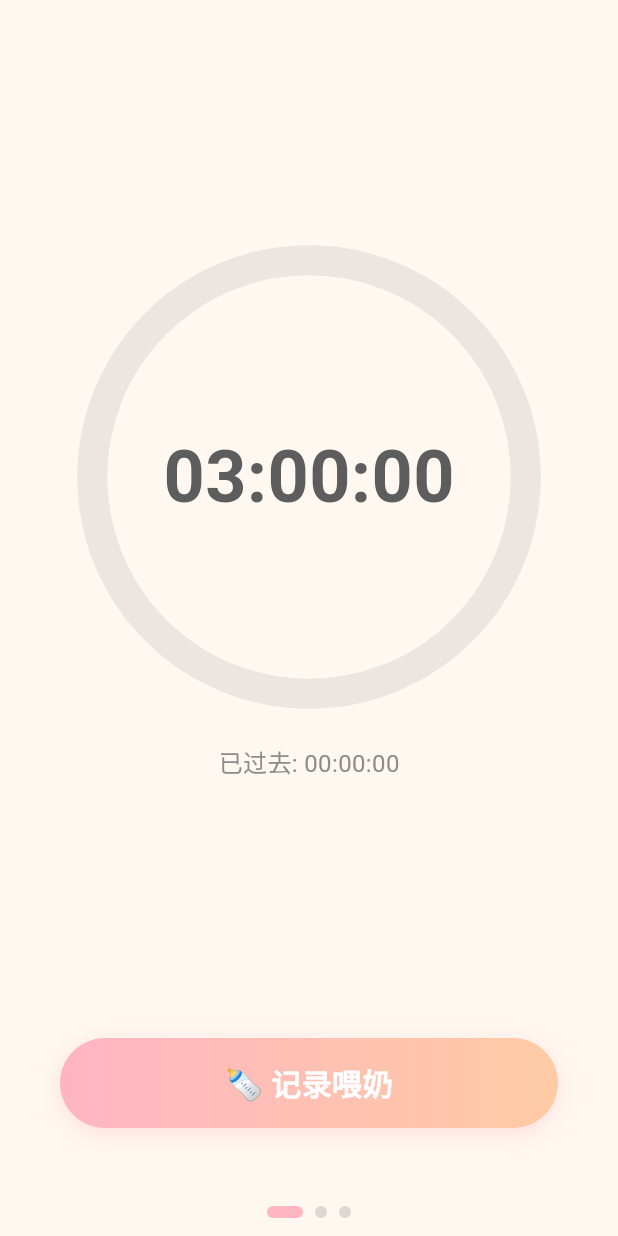
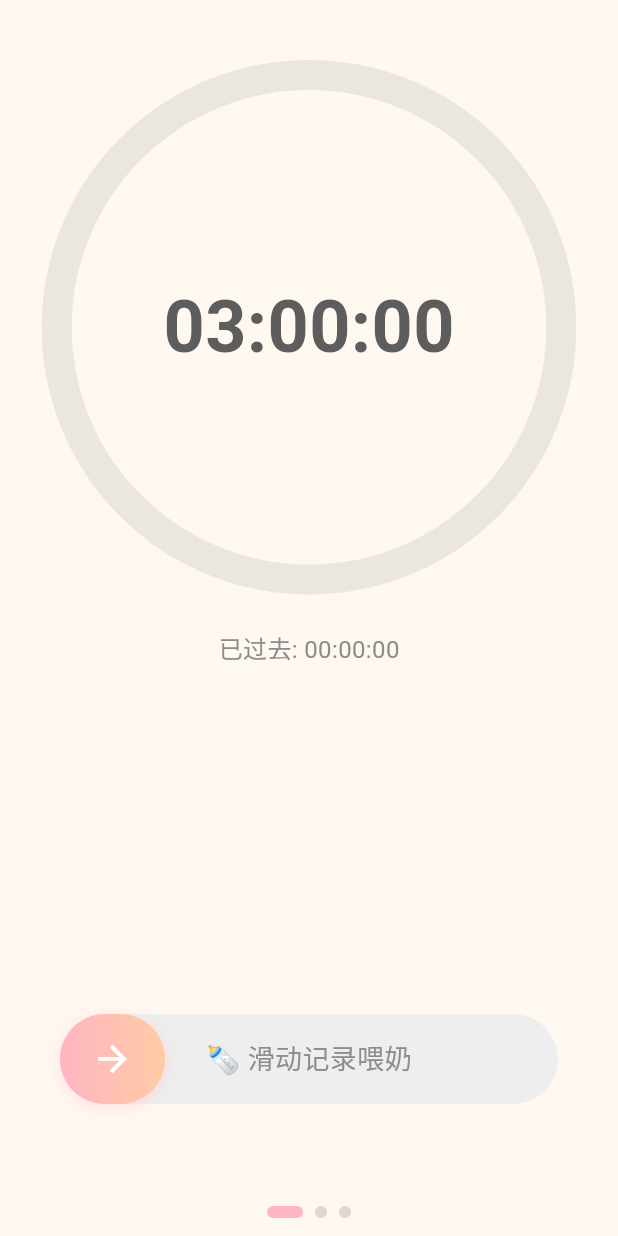
Before and after one commit to yalong0521/feed_reminder, a Flutter app: the screen it shows after launch, on a phone screen of 412 x 824 dp. Run offline on Flutter 3.47's test engine with Material 3 defaults, Android fonts, the light colour scheme and no system bars; our stand-ins replace audioplayers, flutter_local_notifications, shared_preferences, wakelock_plus; Roboto replaces fonts that are missing (Menlo, SF Pro Display).

Commit message:
feat: convert feed button to slide-to-confirm interaction
- Replace tap button with slide-to-unlock style interaction
- Prevent accidental feeding records with swipe gesture
- Improve adaptive layout for portrait mode with LayoutBuilder
- Remove unused flutter/services import

```diff
--- a/lib/main.dart
+++ b/lib/main.dart
@@ -1,5 +1,4 @@
 import 'package:flutter/material.dart';
-import 'package:flutter/services.dart';
 import 'package:wakelock_plus/wakelock_plus.dart';
 import 'app.dart';
 import 'services/storage_service.dart';
--- a/lib/screens/home_screen.dart
+++ b/lib/screens/home_screen.dart
@@ -53,12 +53,20 @@ class HomeScreen extends StatelessWidget {
     SettingsProvider settingsProvider,
     bool isAlerting,
   ) {
-    return Column(
+    return LayoutBuilder(
+      builder: (context, constraints) {
+        final ringSize = constraints.maxHeight * 0.45;
+        final verticalPadding = 40.0;
+        final spacing = 24.0;
+
+        return Padding(
+          padding: EdgeInsets.symmetric(vertical: verticalPadding),
+          child: Column(
             children: [
-        const Spacer(),
-        // Countdown Ring - wrapped in FittedBox to handle small heights
-        FittedBox(
-          fit: BoxFit.scaleDown,
+              // Countdown Ring
+              SizedBox(
+                width: ringSize,
+                height: ringSize,
                 child: CountdownRing(
                   timeRemaining: feedProvider.timeRemaining,
                   timeElapsed: feedProvider.timeElapsed,
@@ -66,7 +74,7 @@ class HomeScreen extends StatelessWidget {
                   state: feedProvider.state,
                 ),
               ),
-        const SizedBox(height: 24),
+              SizedBox(height: spacing),
               // Time Display
               TimeDisplay(
                 timeElapsed: feedProvider.timeElapsed,
@@ -75,9 +83,7 @@ class HomeScreen extends StatelessWidget {
               const Spacer(),
               // Stop sound button (when alerting)
               if (isAlerting)
-          Padding(
-            padding: const EdgeInsets.only(bottom: 16),
-            child: TextButton(
+                TextButton(
                   onPressed: () {
                     context.read<AudioService>().stopReminder();
                   },
@@ -89,10 +95,9 @@ class HomeScreen extends StatelessWidget {
                     ),
                   ),
                 ),
-          ),
               // Feed Button
               Padding(
-          padding: const EdgeInsets.only(bottom: 40),
+                padding: EdgeInsets.only(bottom:  16),
                 child: FeedButton(
                   onPressed: () async {
                     await feedProvider.recordFeed();
@@ -108,6 +113,9 @@ class HomeScreen extends StatelessWidget {
                 ),
               ),
             ],
+          ),
+        );
+      },
     );
   }
 
@@ -118,7 +126,7 @@ class HomeScreen extends StatelessWidget {
     bool isAlerting,
   ) {
     final screenWidth = MediaQuery.of(context).size.width;
-    final ringSize = screenWidth * 0.35;
+    final ringSize = screenWidth * 0.4;
 
     return Row(
       children: [
--- a/lib/utils/constants.dart
+++ b/lib/utils/constants.dart
@@ -36,7 +36,7 @@ class AppDimensions {
 
 class AppStrings {
   static const String appName = '喂奶提醒';
-  static const String recordFeed = '🍼 记录喂奶';
+  static const String recordFeed = '🍼 滑动记录喂奶';
   static const String lastFeed = '上次喂奶';
   static const String timeElapsed = '已过去';
   static const String history = '📋 喂奶记录';
--- a/lib/widgets/feed_button.dart
+++ b/lib/widgets/feed_button.dart
@@ -1,4 +1,5 @@
 import 'package:flutter/material.dart';
+
 import '../utils/constants.dart';
 
 class FeedButton extends StatefulWidget {
@@ -12,83 +13,159 @@ class FeedButton extends StatefulWidget {
 
 class _FeedButtonState extends State<FeedButton>
     with SingleTickerProviderStateMixin {
-  late AnimationController _controller;
-  late Animation<double> _scaleAnimation;
+  double _dragPosition = 0;
+  bool _isCompleted = false;
+  late AnimationController _resetController;
+  late Animation<double> _resetAnimation;
 
   @override
   void initState() {
     super.initState();
-    _controller = AnimationController(
+    _resetController = AnimationController(
       vsync: this,
-      duration: const Duration(milliseconds: 100),
-    );
-
-    _scaleAnimation = Tween<double>(begin: 1.0, end: 0.95).animate(
-      CurvedAnimation(parent: _controller, curve: Curves.easeInOut),
+      duration: const Duration(milliseconds: 300),
     );
   }
 
   @override
   void dispose() {
-    _controller.dispose();
+    _resetController.dispose();
     super.dispose();
   }
 
-  void _onTapDown(TapDownDetails details) {
-    _controller.forward();
+  void _onDragUpdate(DragUpdateDetails details, double maxWidth) {
+    if (_isCompleted) return;
+    setState(() {
+      _dragPosition = (_dragPosition + details.delta.dx).clamp(0.0, maxWidth);
+    });
   }
 
-  void _onTapUp(TapUpDetails details) {
-    _controller.reverse();
+  void _onDragEnd(DragEndDetails details, double maxWidth) {
+    if (_isCompleted) return;
+    if (_dragPosition >= maxWidth) {
+      setState(() => _isCompleted = true);
       widget.onPressed();
+      Future.delayed(const Duration(milliseconds: 500), () {
+        if (mounted) {
+          _reset();
+        }
+      });
+    } else {
+      _reset();
+    }
   }
 
-  void _onTapCancel() {
-    _controller.reverse();
+  void _reset() {
+    _resetAnimation =
+        Tween<double>(begin: _dragPosition, end: 0).animate(
+          CurvedAnimation(parent: _resetController, curve: Curves.easeOut),
+        )..addListener(() {
+          setState(() => _dragPosition = _resetAnimation.value);
+        });
+    _resetController.forward(from: 0).then((_) {
+      if (mounted) setState(() => _isCompleted = false);
+    });
   }
 
   @override
   Widget build(BuildContext context) {
-    return GestureDetector(
-      onTapDown: _onTapDown,
-      onTapUp: _onTapUp,
-      onTapCancel: _onTapCancel,
-      child: AnimatedBuilder(
-        animation: _scaleAnimation,
-        builder: (context, child) {
-          return Transform.scale(
-            scale: _scaleAnimation.value,
-            child: Container(
+    return Container(
       width: double.infinity,
       height: AppDimensions.buttonHeight,
       margin: const EdgeInsets.symmetric(horizontal: 40),
       decoration: BoxDecoration(
-                gradient: const LinearGradient(
-                  colors: [AppColors.pink, AppColors.orange],
+        color: Colors.grey.shade200,
+        borderRadius: BorderRadius.circular(AppDimensions.buttonRadius),
+      ),
+      child: LayoutBuilder(
+        builder: (context, constraints) {
+          final maxWidth = constraints.maxWidth - 70;
+          final progress = (_dragPosition / maxWidth).clamp(0.0, 1.0);
+
+          return Stack(
+            children: [
+              // Progress fill
+              Positioned.fill(
+                child: Align(
+                  alignment: Alignment.centerLeft,
+                  child: Container(
+                    width: _dragPosition + 70,
+                    decoration: BoxDecoration(
+                      borderRadius: BorderRadius.circular(
+                        AppDimensions.buttonRadius,
+                      ),
+                      gradient: LinearGradient(
+                        colors: _isCompleted
+                            ? [AppColors.green, AppColors.green]
+                            : [
+                                AppColors.pink.withOpacity(0.3),
+                                AppColors.orange.withOpacity(0.3),
+                              ],
                         begin: Alignment.centerLeft,
                         end: Alignment.centerRight,
-                ),
-                borderRadius:
-                    BorderRadius.circular(AppDimensions.buttonRadius),
-                boxShadow: [
-                  BoxShadow(
-                    color: AppColors.pink.withOpacity(0.4),
-                    blurRadius: 12,
-                    offset: const Offset(0, 4),
-                  ),
-                ],
-              ),
-              child: const Center(
-                child: Text(
-                  AppStrings.recordFeed,
-                  style: TextStyle(
-                    fontSize: 20,
-                    fontWeight: FontWeight.bold,
-                    color: Colors.white,
                       ),
                     ),
                   ),
                 ),
+              ),
+              // Hint text
+              Center(
+                child: Opacity(
+                  opacity: 1 - progress,
+                  child: Text(
+                    _isCompleted ? '完成' : AppStrings.recordFeed,
+                    style: TextStyle(
+                      fontSize: 18,
+                      fontWeight: FontWeight.w500,
+                      color: AppColors.textLight,
+                    ),
+                  ),
+                ),
+              ),
+              // Slider thumb
+              Positioned(
+                left: _dragPosition,
+                top: 0,
+                bottom: 0,
+                child: GestureDetector(
+                  onHorizontalDragUpdate: (details) =>
+                      _onDragUpdate(details, maxWidth),
+                  onHorizontalDragEnd: (details) =>
+                      _onDragEnd(details, maxWidth),
+                  child: Container(
+                    width: 70,
+                    decoration: BoxDecoration(
+                      gradient: LinearGradient(
+                        colors: _isCompleted
+                            ? [AppColors.green, AppColors.green]
+                            : [AppColors.pink, AppColors.orange],
+                        begin: Alignment.centerLeft,
+                        end: Alignment.centerRight,
+                      ),
+                      borderRadius: BorderRadius.circular(
+                        AppDimensions.buttonRadius,
+                      ),
+                      boxShadow: [
+                        BoxShadow(
+                          color:
+                              (_isCompleted ? AppColors.green : AppColors.pink)
+                                  .withOpacity(0.4),
+                          blurRadius: 8,
+                          offset: const Offset(0, 2),
+                        ),
+                      ],
+                    ),
+                    child: Center(
+                      child: Icon(
+                        _isCompleted ? Icons.check : Icons.arrow_forward,
+                        color: Colors.white,
+                        size: 28,
+                      ),
+                    ),
+                  ),
+                ),
+              ),
+            ],
           );
         },
       ),
```
Lines whose indentation alone changed are shown as unchanged.
